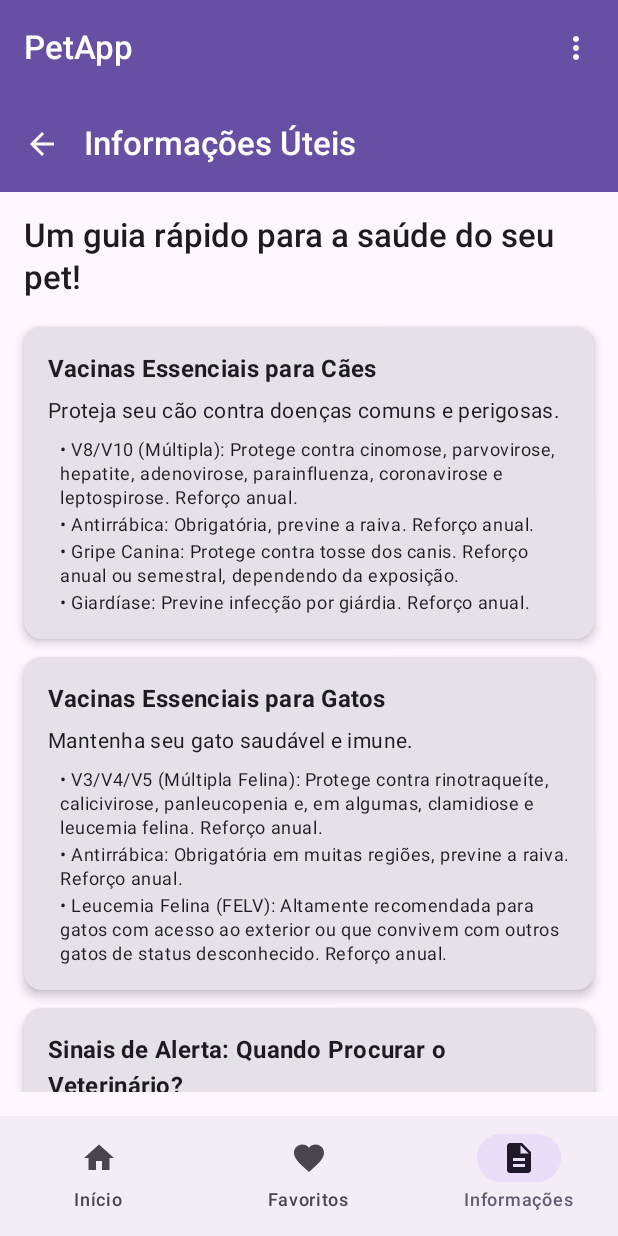
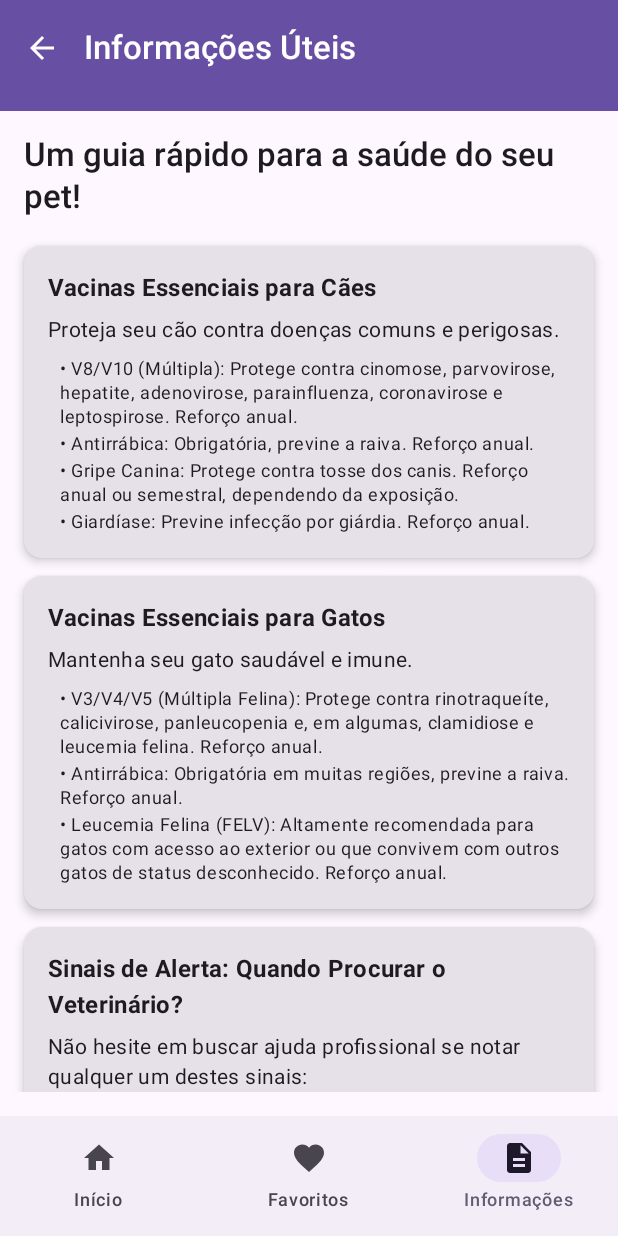
Before and after one commit to Trixx19/PetApp, an Android app built with Jetpack Compose: the AddPetScreen screen opened through its navigation route, item 3 of the bottom bar chosen, on a phone screen of 412 x 824 dp. Run offline under Robolectric (Android 15) with nearby library versions, the phone set to English and light mode, and no system bars; pictures from the network do not load; 5 statements that could not run were skipped.

Commit message:
ta funcionando mas falta uns ajustes no design

```diff
--- a/app/src/main/java/com/example/petapp/PetApp.kt
+++ b/app/src/main/java/com/example/petapp/PetApp.kt
@@ -1,8 +1,8 @@
 package com.example.petapp
 
-import androidx.compose.material.icons.filled.Description
 import androidx.compose.foundation.layout.padding
 import androidx.compose.material.icons.Icons
+import androidx.compose.material.icons.filled.Description
 import androidx.compose.material.icons.filled.Favorite
 import androidx.compose.material.icons.filled.Home
 import androidx.compose.material3.*
@@ -22,9 +22,14 @@ import com.example.petapp.ui.screens.MoreOptionsMenu
 @Composable
 fun PetApp() {
     val navController = rememberNavController()
+    val navBackStackEntry by navController.currentBackStackEntryAsState()
+    val currentRoute = navBackStackEntry?.destination?.route
+
+    val shouldShowMainTopBar = currentRoute == PetDestinations.HOME_ROUTE || currentRoute == PetDestinations.FAVORITES_ROUTE
 
     Scaffold(
         topBar = {
+            if (shouldShowMainTopBar) {
                 TopAppBar(
                     title = { Text("PetApp") },
                     colors = TopAppBarDefaults.topAppBarColors(
@@ -33,56 +38,60 @@ fun PetApp() {
                         actionIconContentColor = MaterialTheme.colorScheme.onPrimary
                     ),
                     actions = {
-                    // A chamada aqui está correta, passando as duas ações
                         MoreOptionsMenu(
-                        onNavigateToSettings = {
-                            navController.navigate(PetDestinations.SETTINGS_ROUTE)
-                        },
-                        onNavigateToHelp = {
-                            navController.navigate(PetDestinations.HELP_ROUTE)
+                            onNavigateToSettings = { navController.navigate(PetDestinations.SETTINGS_ROUTE) },
+                            onNavigateToHelp = { navController.navigate(PetDestinations.HELP_ROUTE) }
+                        )
                     }
                 )
             }
-            )
         },
         bottomBar = {
             NavigationBar {
-                val navBackStackEntry by navController.currentBackStackEntryAsState()
                 val currentDestination = navBackStackEntry?.destination
 
+                // Item "Início" com a lógica de navegação correta
                 NavigationBarItem(
                     icon = { Icon(Icons.Filled.Home, "Início") },
                     label = { Text(stringResource(R.string.home_destination)) },
                     selected = currentDestination?.hierarchy?.any { it.route == PetDestinations.HOME_ROUTE } == true,
                     onClick = {
                         navController.navigate(PetDestinations.HOME_ROUTE) {
-                            popUpTo(navController.graph.findStartDestination().id) { saveState = true }
+                            popUpTo(navController.graph.findStartDestination().id) {
+                                saveState = true
+                            }
                             launchSingleTop = true
                             restoreState = true
                         }
                     }
                 )
 
+                // Item "Favoritos" com a lógica de navegação correta
                 NavigationBarItem(
                     icon = { Icon(Icons.Filled.Favorite, "Favoritos") },
                     label = { Text(stringResource(R.string.favorites_destination)) },
                     selected = currentDestination?.hierarchy?.any { it.route == PetDestinations.FAVORITES_ROUTE } == true,
                     onClick = {
                         navController.navigate(PetDestinations.FAVORITES_ROUTE) {
-                            popUpTo(navController.graph.findStartDestination().id) { saveState = true }
+                            popUpTo(navController.graph.findStartDestination().id) {
+                                saveState = true
+                            }
                             launchSingleTop = true
                             restoreState = true
                         }
                     }
                 )
 
+                // Item "Informações" com a lógica de navegação correta
                 NavigationBarItem(
                     icon = { Icon(Icons.Filled.Description, "Informações") },
                     label = { Text(stringResource(R.string.information_destination)) },
                     selected = currentDestination?.hierarchy?.any { it.route == PetDestinations.INFORMATION_ROUTE } == true,
                     onClick = {
                         navController.navigate(PetDestinations.INFORMATION_ROUTE) {
-                            popUpTo(navController.graph.findStartDestination().id) { saveState = true }
+                            popUpTo(navController.graph.findStartDestination().id) {
+                                saveState = true
+                            }
                             launchSingleTop = true
                             restoreState = true
                         }
--- a/app/src/main/java/com/example/petapp/ui/navigation/AppNavHost.kt
+++ b/app/src/main/java/com/example/petapp/ui/navigation/AppNavHost.kt
@@ -17,7 +17,7 @@ object PetDestinations {
     const val PET_DETAIL_ROUTE = "pet_detail"
     const val SETTINGS_ROUTE = "settings"
     const val HELP_ROUTE = "help"
-    const val INFORMATION_ROUTE = "information" // Rota adicionada
+    const val INFORMATION_ROUTE = "information"
     const val PET_ID_ARG = "petId"
 }
 
@@ -38,7 +38,9 @@ fun AppNavHost(
             )
         }
         composable(route = PetDestinations.FAVORITES_ROUTE) {
-            FavoritesScreen(onPetClick = { petId -> navController.navigate("${PetDestinations.PET_DETAIL_ROUTE}/$petId") })
+            FavoritesScreen(
+                onPetClick = { petId -> navController.navigate("${PetDestinations.PET_DETAIL_ROUTE}/$petId")}
+            )
         }
         composable(
             route = "${PetDestinations.PET_DETAIL_ROUTE}/{${PetDestinations.PET_ID_ARG}}",
@@ -64,12 +66,8 @@ fun AppNavHost(
         composable(route = PetDestinations.HELP_ROUTE) {
             HelpScreen(navController = navController)
         }
-
-        // Rota para a nova tela de informações
         composable(route = PetDestinations.INFORMATION_ROUTE) {
-            InformationScreen(
-                onNavigateUp = { navController.popBackStack() }
-            )
+            InformationScreen(onNavigateUp = { navController.popBackStack() })
         }
     }
 }
--- a/app/src/main/java/com/example/petapp/ui/screens/AddPetScreen.kt
+++ b/app/src/main/java/com/example/petapp/ui/screens/AddPetScreen.kt
@@ -125,17 +125,18 @@ fun AddPetScreen(
     Scaffold(
         topBar = {
             TopAppBar(
-                title = { Text("Adicionar Novo Pet") },
+                title = { Text("Adicionar Novo Pet") }, // Mude o título para cada tela
                 navigationIcon = {
-                    IconButton(onClick = onPetAdded) {
-                        Icon(Icons.AutoMirrored.Filled.ArrowBack, "Voltar")
+                    IconButton(onClick = onPetAdded) { // Mude a ação de voltar para cada tela
+                        Icon(Icons.AutoMirrored.Filled.ArrowBack, contentDescription = "Voltar")
                     }
                 },
                 colors = TopAppBarDefaults.topAppBarColors(
                     containerColor = MaterialTheme.colorScheme.primary,
                     titleContentColor = MaterialTheme.colorScheme.onPrimary,
                     navigationIconContentColor = MaterialTheme.colorScheme.onPrimary
-                )
+                ),
+                modifier = Modifier.height(74.dp)
             )
         }
     ) { padding ->
--- a/app/src/main/java/com/example/petapp/ui/screens/AddReminderScreen.kt
+++ b/app/src/main/java/com/example/petapp/ui/screens/AddReminderScreen.kt
@@ -73,7 +73,6 @@ fun AddReminderScreen(
     )
 
     // --- LÓGICA DE NOTIFICAÇÕES ---
-    // 2. CORREÇÃO: Criando a instância da implementação, não da interface
     val scheduler = remember { AlarmSchedulerImpl(context) }
     val alarmManager = context.getSystemService(Context.ALARM_SERVICE) as AlarmManager
     val notificationPermissionLauncher = rememberLauncherForActivityResult(
@@ -98,7 +97,8 @@ fun AddReminderScreen(
                     containerColor = MaterialTheme.colorScheme.primary,
                     titleContentColor = MaterialTheme.colorScheme.onPrimary,
                     navigationIconContentColor = MaterialTheme.colorScheme.onPrimary
-                )
+                ),
+                modifier = Modifier.height(74.dp)
             )
         }
     ) { padding ->
--- a/app/src/main/java/com/example/petapp/ui/screens/HomeScreen.kt
+++ b/app/src/main/java/com/example/petapp/ui/screens/HomeScreen.kt
@@ -76,7 +76,7 @@ private fun SearchBar(query: String, onQueryChange: (String) -> Unit) {
         label = { Text("Buscar pet") },
         modifier = Modifier
             .fillMaxWidth()
-            .padding(start = 16.dp, end = 16.dp, top = 1.dp, bottom = 16.dp),
+            .padding(horizontal = 16.dp, vertical = 8.dp),
         shape = RoundedCornerShape(50),
         singleLine = true,
         trailingIcon = { Icon(Icons.Filled.Search, "Buscar") },
@@ -100,7 +100,7 @@ private fun PetList(
             .fillMaxSize()
             .padding(horizontal = 8.dp),
         verticalArrangement = Arrangement.spacedBy(8.dp),
-        contentPadding = PaddingValues(bottom = 16.dp) // Mais espaço no final da lista
+        contentPadding = PaddingValues(bottom = 16.dp)
     ) {
         items(pets, key = { it.id }) { pet ->
             PetCard(
--- a/app/src/main/java/com/example/petapp/ui/screens/InformationScreen.kt
+++ b/app/src/main/java/com/example/petapp/ui/screens/InformationScreen.kt
@@ -75,7 +75,8 @@ fun InformationScreen(
                     containerColor = MaterialTheme.colorScheme.primary,
                     titleContentColor = MaterialTheme.colorScheme.onPrimary,
                     navigationIconContentColor = MaterialTheme.colorScheme.onPrimary
-                )
+                ),
+                modifier = Modifier.height(74.dp)
             )
         },
     ) { innerPadding ->
--- a/app/src/main/java/com/example/petapp/ui/screens/PetDetailsScreen.kt
+++ b/app/src/main/java/com/example/petapp/ui/screens/PetDetailsScreen.kt
@@ -45,6 +45,7 @@ fun PetDetailsScreen(
                         Icon(Icons.AutoMirrored.Filled.ArrowBack, "Voltar")
                     }
                 },
+                modifier = Modifier.height(74.dp),
                 actions = {
                     pet?.let { currentPet ->
                         IconToggleButton(
--- a/app/src/main/java/com/example/petapp/ui/screens/SettingsScreen.kt
+++ b/app/src/main/java/com/example/petapp/ui/screens/SettingsScreen.kt
@@ -41,7 +41,8 @@ fun SettingsScreen(
                     containerColor = MaterialTheme.colorScheme.primary,
                     titleContentColor = MaterialTheme.colorScheme.onPrimary,
                     navigationIconContentColor = MaterialTheme.colorScheme.onPrimary
-                )
+                ),
+                modifier = Modifier.height(74.dp)
             )
         }
     ) { innerPadding ->
```
Also changed, not shown: app/src/main/java/com/example/petapp/ui/screens/HelpScreen.kt (+7 -1 lines), app/src/main/java/com/example/petapp/data/model/PetDetails.kt (line endings or trailing spaces), app/src/main/java/com/example/petapp/ui/components/PetComponents.kt (line endings or trailing spaces). Lines whose indentation alone changed are shown as unchanged.
